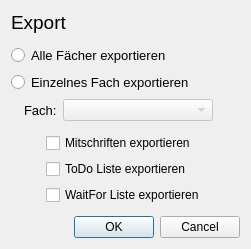
This is exportdialog.ui in orgnnice/OrgNNice as Qt 5 draws it before an edit. The edited form follows.
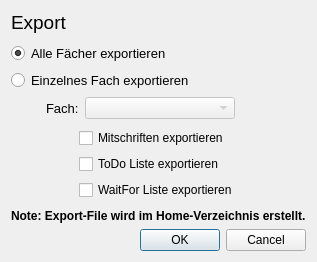
This is the edited form.

Commit message: Updated Export-Dialog

The edit to the form file:
```diff
--- a/exportdialog.ui
+++ b/exportdialog.ui
@@ -6,8 +6,8 @@
    <rect>
     <x>0</x>
     <y>0</y>
-    <width>251</width>
-    <height>249</height>
+    <width>309</width>
+    <height>262</height>
    </rect>
   </property>
   <property name="windowTitle">
@@ -51,6 +51,9 @@
        <property name="text">
         <string>Alle Fächer exportieren</string>
        </property>
+       <property name="checked">
+        <bool>true</bool>
+       </property>
       </widget>
      </item>
      <item>
@@ -220,6 +223,19 @@
        </property>
       </spacer>
      </item>
+     <item>
+      <widget class="QLabel" name="label">
+       <property name="font">
+        <font>
+         <weight>75</weight>
+         <bold>true</bold>
+        </font>
+       </property>
+       <property name="text">
+        <string>Note: Export-File wird im Home-Verzeichnis erstellt.</string>
+       </property>
+      </widget>
+     </item>
      <item>
       <widget class="QDialogButtonBox" name="buttonBox">
        <property name="orientation">
```
The commit also changes 1 other file.
